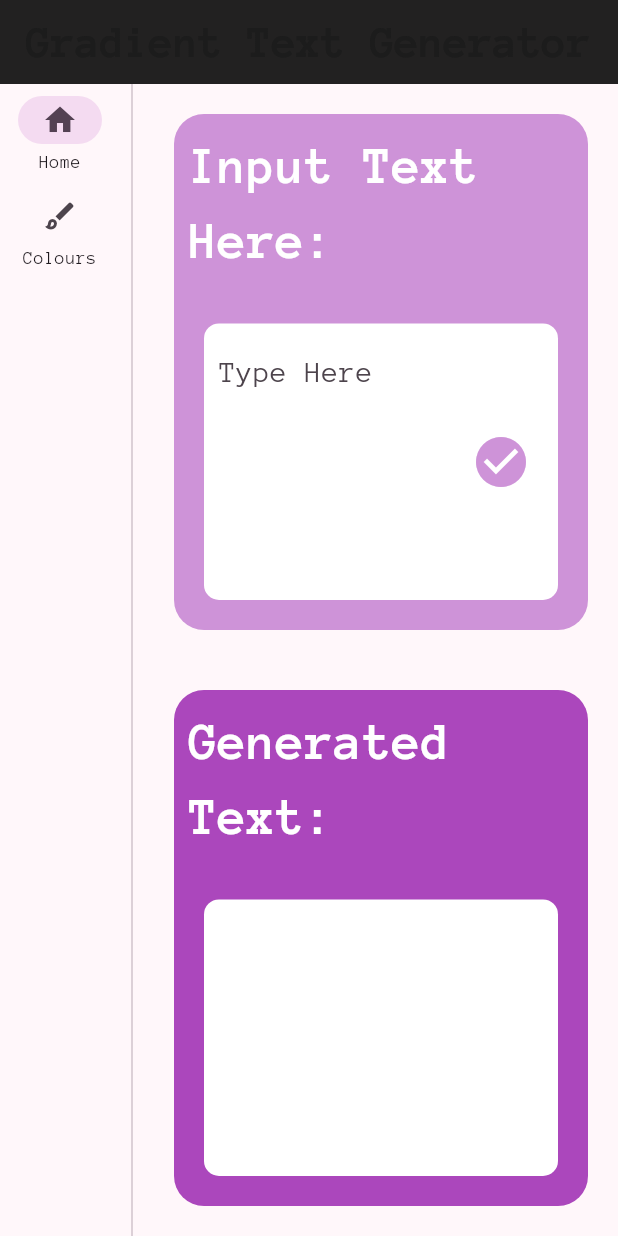
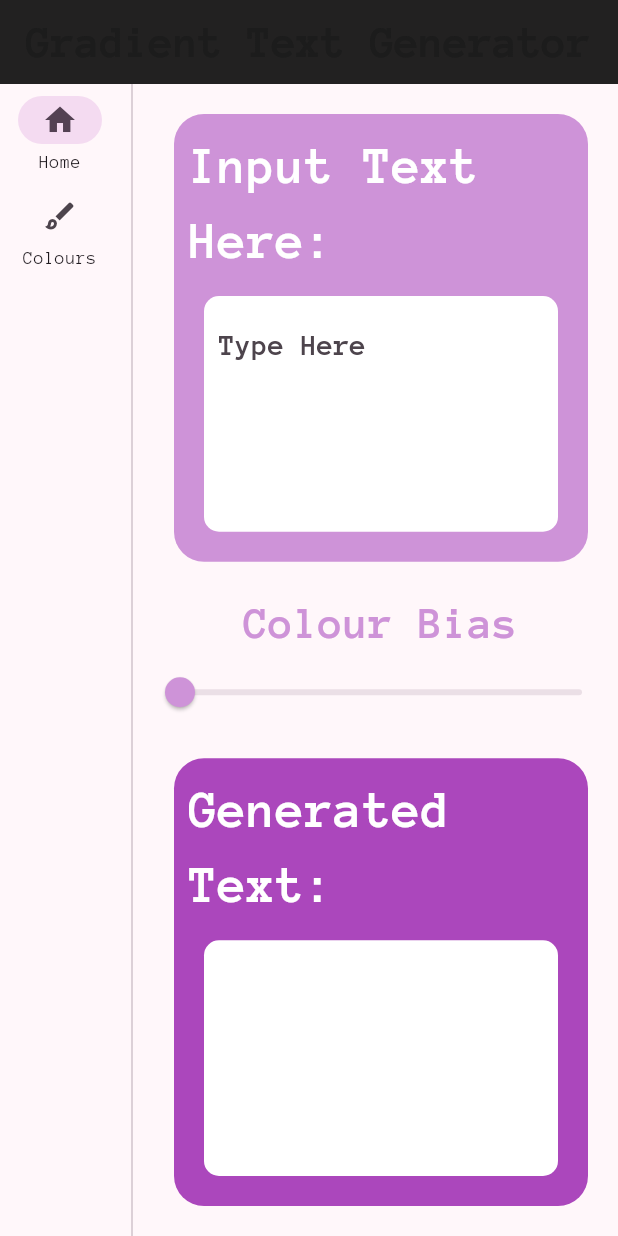
Before and after one commit to Can-duit/gradient_text_generator, a Flutter app: the screen it shows after launch, on a phone screen of 412 x 824 dp. Run offline on Flutter 3.47's test engine with Material 3 defaults, Android fonts, the light colour scheme and no system bars; our stand-ins replace flutter_colorpicker, shared_preferences, sqflite, sqflite_common_ffi; missing offline and left inert: window_size; accounts and stored records are empty.

Commit message:
multi-line now works

```diff
--- a/lib/databasing/database.dart
+++ b/lib/databasing/database.dart
@@ -4,14 +4,14 @@ import 'package:flutter/widgets.dart';
 import 'package:path/path.dart';
 
 class CharacterDatabase {
-  static const tableName = 'character_colour_database';
+  static const tableName = 'synesthesic_text_database';
 
   static Future<Database> letterDatabase()  async {
     final databaseDirPath = await getDatabasesPath();
     WidgetsFlutterBinding.ensureInitialized();
 
     return await openDatabase(
-      join(databaseDirPath, "character_colour_db.db"),
+      join(databaseDirPath, "synesthesic_text_db.db"),
       onCreate: (Database db, int version) async {
         await db.execute('''
         CREATE TABLE $tableName (
--- a/lib/databasing/provider.dart
+++ b/lib/databasing/provider.dart
@@ -6,9 +6,11 @@ class ProviderService extends ChangeNotifier{
 
   List<LetterModel> letterItem = [];
 
-  List<Color> _colourList = [];
-  List<Color> get colourList => _colourList;
+  List<List<Color>> _colourList = [];
+  List<List<Color>> get colourList => _colourList;
 
+  List<String> _lines = [];
+  List<String> get lines => _lines;
 
   String _search = '';
   String get search => _search;
@@ -16,13 +18,17 @@ class ProviderService extends ChangeNotifier{
   String _inputText = '';
   String get inputText =>_inputText;
 
-  Future<void> getColourList(String text) async {
+  Future<void> getColourList(List<String> text) async {
     if(text.isNotEmpty) {
       _colourList = [];
+
+      for (int i = 0; i < text.length; i++){
+
         var chars = [];
-      text.split('').forEach((ch) => chars.add(ch));
+        text[i].split('').forEach((ch) => chars.add(ch));
         bool firstLetter = true;
         Color firstColour = Color(0xFFFFFFFF);
+        List<Color> localColourList = [];
 
         for (int i = 0; i < chars.length; i++) {
           List<double> colourCode = await getColour(chars[i]);
@@ -44,7 +50,7 @@ class ProviderService extends ChangeNotifier{
             firstLetter = false;
           } else{
             finalColour = Color.lerp(primary, firstColour, 0.4) ?? Color(0xFFFFFFFF);
-          between = Color.lerp(_colourList[(i*2)-1], finalColour, 0.5) ?? Color(0xFFFFFFFF);
+            between = Color.lerp(localColourList[(i*2)-1], finalColour, 0.5) ?? Color(0xFFFFFFFF);
             if((chars[i] == ' ')|| (chars[i] == '\t')){
               firstLetter = true;
             }
@@ -53,11 +59,13 @@ class ProviderService extends ChangeNotifier{
           //TODO check for enters to add another text field thing sort of
           //TODO ALSO make it so spaces are "colourless"
 
-        _colourList.add(between);
-        _colourList.add(finalColour);
+          localColourList.add(between);
+          localColourList.add(finalColour);
           if(i==chars.length-1){
-          _colourList.add(primary);
+            localColourList.add(primary);
           }
+        }
+        _colourList.add(localColourList);
       }
     }
   }
@@ -143,8 +151,10 @@ class ProviderService extends ChangeNotifier{
         CharacterDatabase.tableName, letter);
   }
 
-  Future<void> sendInputText (String input) async {
+  Future<void> sendInputText (String input, List<String> textLines) async {
     _inputText = input;
+    _lines = textLines;
+
     notifyListeners();
   }
 }
--- a/lib/home/home_page.dart
+++ b/lib/home/home_page.dart
@@ -14,7 +14,7 @@ class HomePage extends StatelessWidget {
         Expanded(
           child: TextInputWidget()
         ),
-        // ColourSlider(),
+        ColourSlider(),
         Expanded(
           child: TextOutputWidget()
         ),
--- a/lib/home/text_display.dart
+++ b/lib/home/text_display.dart
@@ -63,29 +63,40 @@ class _TextOutputWidgetState extends State<TextOutputWidget> {
                     color: theme.colorScheme.secondary,
                     borderRadius: BorderRadius.circular(10)
                   ),
-                  child: Row(
-                    crossAxisAlignment: CrossAxisAlignment.start,
-                    children: [
-                      Consumer <ProviderService>(
+                  child: Consumer <ProviderService>(
                     builder: (context, provider, child) {
 
                       return FutureBuilder(
-                            future: provider.getColourList(provider.inputText),
+                        future: provider.getColourList(provider.lines),
                         builder: (context, snapshot) {
                           if(snapshot.connectionState == ConnectionState.done){
-                                if (provider.inputText.isNotEmpty){
-                                  return ShaderMask(
+                            if (provider.lines.isNotEmpty){
+                              return ListView.builder(
+                                itemCount: provider.lines.length,
+                                itemBuilder: (context, index){
+                                  return Row(
+                                    children: [
+                                      ShaderMask(
                                         shaderCallback: (Rect bounds) {
                                           return LinearGradient(
-                                        colors: provider.colourList
+                                            colors: provider.colourList[index]
                                           ).createShader(bounds);
                                         },
-                                    child: StyledText(
-                                      provider.inputText,
-                                      bold: true,
+                                        child: Text(
+                                          provider.lines[index],
+                                          style: TextStyle(
+                                            fontFamily: 'AnonymousPro',
                                             fontSize: 20,
-                                      styleColour: Colors.white,
+                                            letterSpacing: 0,
+                                            fontFeatures: [],
+                                            color: Colors.white,
+                                            fontWeight: FontWeight.bold,
+                                          )
                                         ),
+                                      ),
+                                    ],
+                                  );
+                                }
                               );
                             } else {
                               return Center();
@@ -96,8 +107,6 @@ class _TextOutputWidgetState extends State<TextOutputWidget> {
                         }
                       );
                     }
-                      ),
-                    ],
                   )
                 ),
               )
--- a/lib/home/text_input.dart
+++ b/lib/home/text_input.dart
@@ -34,24 +34,26 @@ class _TextInputWidgetState extends State<TextInputWidget> {
     _controller = TextEditingController(text: inputText);
   }
 
-  void _onTextChanged (String value){
-    String text = value;
-    if(value.endsWith('\n')){
-      text = value.trim();
-      _controller.text = text.trim();
+  List<String> breakTextIntoLines(String text, double maxWidth, TextStyle style) {
+    final span = TextSpan(text: text, style: style);
+    final textPainter = TextPainter(
+      text: span,
+      textDirection: TextDirection.ltr,
+      maxLines: null,
+    );
+
+    textPainter.layout(maxWidth: maxWidth);
+    final lines = <String>[];
+
+    for (final line in textPainter.computeLineMetrics()) {
+      final startIndex = textPainter.getPositionForOffset(Offset(0, line.baseline)).offset;
+      final endIndex = textPainter.getPositionForOffset(Offset(maxWidth, line.baseline)).offset;
+
+      final lineText = text.substring(startIndex, endIndex).trim();
+      if (lineText.isNotEmpty) lines.add(lineText);
     }
 
-    setState(() {
-      inputText = text;
-      if(value.endsWith('\n')){
-        _onButtonPressed();
-      }
-    });
-  }
-
-  void _onButtonPressed (){
-    Provider.of<ProviderService>(context, listen: false).sendInputText(inputText);
-
+    return lines;
   }
 
   @override
@@ -83,6 +85,7 @@ class _TextInputWidgetState extends State<TextInputWidget> {
             ),
             Expanded(
               flex: 3,
+              child: SizedBox.expand(
                 child: Container(
                   margin: const EdgeInsets.fromLTRB(10, 0, 10, 10),
                   padding: const EdgeInsets.all(10),
@@ -90,26 +93,49 @@ class _TextInputWidgetState extends State<TextInputWidget> {
                     color: theme.colorScheme.secondary,
                     borderRadius: BorderRadius.circular(10)
                   ),
-                child: TextField(
+                  child: LayoutBuilder(
+                    builder: (context, constraints) {
+                      final width = constraints.maxWidth;
+                      final textStyle = TextStyle(
+                        fontFamily: 'AnonymousPro',
+                        fontSize: 20,
+                        letterSpacing: 0,
+                        fontFeatures: [],
+                        fontWeight: FontWeight.bold,
+                      );
+                      return TextField(
                         maxLines: 5,
                         controller: _controller,
 
-                  onChanged: _onTextChanged,
+                        onChanged: (String value){
+                          String text = value;
+                          if(value.endsWith('\n')){
+                            text = value.trim();
+                            _controller.text = text.trim();
+                          }
 
-                  style: TextStyle(
-                    fontFamily: 'AnonymousPro',
-                    fontSize: 20
-                  ),
+                          setState(() {
+                            inputText = text;
+                            if(value.endsWith('\n')){
+                              Provider.of<ProviderService>(context, listen: false).sendInputText(text, breakTextIntoLines(text, width, textStyle));
+                            }
+                          });
+                        },
+
+                        style: textStyle,
 
                         decoration: InputDecoration(
-                    suffixIcon: IconButton(
+                          /*suffixIcon: IconButton(
                             icon: Icon(Icons.check_circle),
                             iconSize: 40,
                             onPressed: _onButtonPressed,
                           ),
-                    suffixIconColor: theme.primaryColor,
+                          suffixIconColor: theme.primaryColor, // No longer using the button, enter to submit*/
                           hintText: 'Type Here',
                           border: InputBorder.none,
+                        ),
+                      );
+                    }
                   ),
                 ),
               )
```
Lines whose indentation alone changed are shown as unchanged.
